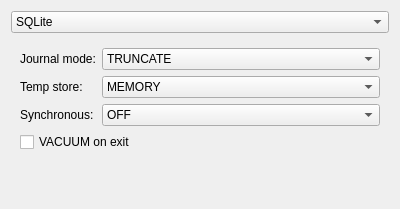
Before: the Qt Designer form src/plugininterface/backendselector.ui in 0xd34df00d/leechcraft, drawn with Qt 5.
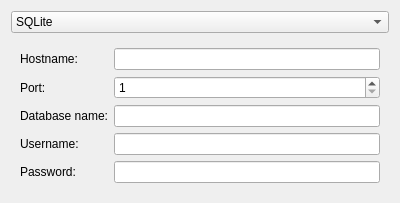
After: the same form once the commit is applied.

Commit message: PI: added MySQL to BackendSelector.

What changed in the file:
```diff
--- a/src/plugininterface/backendselector.ui
+++ b/src/plugininterface/backendselector.ui
@@ -7,11 +7,11 @@
     <x>0</x>
     <y>0</y>
     <width>400</width>
-    <height>209</height>
+    <height>188</height>
    </rect>
   </property>
   <property name="windowTitle">
-   <string></string>
+   <string/>
   </property>
   <layout class="QVBoxLayout" name="verticalLayout">
    <item>
@@ -26,15 +26,23 @@
        <string>PostgreSQL</string>
       </property>
      </item>
+     <item>
+      <property name="text">
+       <string>MySQL</string>
+      </property>
+     </item>
     </widget>
    </item>
    <item>
     <widget class="QStackedWidget" name="Settings_">
      <property name="currentIndex">
-      <number>0</number>
+      <number>2</number>
      </property>
      <widget class="QWidget" name="SQLiteSettings_">
       <layout class="QVBoxLayout" name="verticalLayout_2">
+       <property name="margin">
+        <number>0</number>
+       </property>
        <item>
         <layout class="QFormLayout" name="formLayout">
          <property name="fieldGrowthPolicy">
@@ -148,30 +156,31 @@
       </layout>
      </widget>
      <widget class="QWidget" name="PostgreSQLSettings_">
-      <layout class="QVBoxLayout" name="verticalLayout_3">
-       <item>
         <layout class="QFormLayout" name="formLayout_2">
          <property name="fieldGrowthPolicy">
           <enum>QFormLayout::AllNonFixedFieldsGrow</enum>
          </property>
-         <item row="1" column="0">
+       <property name="margin">
+        <number>0</number>
+       </property>
+       <item row="0" column="0">
           <widget class="QLabel" name="label_5">
            <property name="text">
             <string>Hostname:</string>
            </property>
           </widget>
          </item>
-         <item row="1" column="1">
+       <item row="0" column="1">
           <widget class="QLineEdit" name="PostgresHostname_"/>
          </item>
-         <item row="2" column="0">
+       <item row="1" column="0">
           <widget class="QLabel" name="label_6">
            <property name="text">
             <string>Port:</string>
            </property>
           </widget>
          </item>
-         <item row="2" column="1">
+       <item row="1" column="1">
           <widget class="QSpinBox" name="PostgresPort_">
            <property name="minimum">
             <number>1</number>
@@ -181,41 +190,107 @@
            </property>
           </widget>
          </item>
-         <item row="4" column="0">
+       <item row="2" column="0">
+        <widget class="QLabel" name="label_4">
+         <property name="text">
+          <string>Database name:</string>
+         </property>
+        </widget>
+       </item>
+       <item row="2" column="1">
+        <widget class="QLineEdit" name="PostgresDBName_"/>
+       </item>
+       <item row="3" column="0">
           <widget class="QLabel" name="label_7">
            <property name="text">
             <string>Username:</string>
            </property>
           </widget>
          </item>
-         <item row="4" column="1">
+       <item row="3" column="1">
           <widget class="QLineEdit" name="PostgresUsername_"/>
          </item>
-         <item row="5" column="0">
+       <item row="4" column="0">
           <widget class="QLabel" name="label_8">
            <property name="text">
             <string>Password:</string>
            </property>
           </widget>
          </item>
-         <item row="5" column="1">
+       <item row="4" column="1">
           <widget class="QLineEdit" name="PostgresPassword_">
            <property name="echoMode">
             <enum>QLineEdit::Password</enum>
            </property>
           </widget>
          </item>
-         <item row="3" column="0">
-          <widget class="QLabel" name="label_4">
+      </layout>
+     </widget>
+     <widget class="QWidget" name="MySQLSettings_">
+      <layout class="QFormLayout" name="formLayout_3">
+       <property name="fieldGrowthPolicy">
+        <enum>QFormLayout::AllNonFixedFieldsGrow</enum>
+       </property>
+       <item row="0" column="0">
+        <widget class="QLabel" name="label_9">
+         <property name="text">
+          <string>Hostname:</string>
+         </property>
+        </widget>
+       </item>
+       <item row="0" column="1">
+        <widget class="QLineEdit" name="MysqlHostname_"/>
+       </item>
+       <item row="1" column="0">
+        <widget class="QLabel" name="label_10">
+         <property name="text">
+          <string>Port:</string>
+         </property>
+        </widget>
+       </item>
+       <item row="1" column="1">
+        <widget class="QSpinBox" name="MysqlPort_">
+         <property name="minimum">
+          <number>1</number>
+         </property>
+         <property name="maximum">
+          <number>65535</number>
+         </property>
+        </widget>
+       </item>
+       <item row="2" column="0">
+        <widget class="QLabel" name="label_13">
            <property name="text">
             <string>Database name:</string>
            </property>
           </widget>
          </item>
+       <item row="2" column="1">
+        <widget class="QLineEdit" name="MysqlDBName_"/>
+       </item>
+       <item row="3" column="0">
+        <widget class="QLabel" name="label_11">
+         <property name="text">
+          <string>Username:</string>
+         </property>
+        </widget>
+       </item>
          <item row="3" column="1">
-          <widget class="QLineEdit" name="PostgresDBName_"/>
-         </item>
-        </layout>
+        <widget class="QLineEdit" name="MysqlUsername_"/>
+       </item>
+       <item row="4" column="0">
+        <widget class="QLabel" name="label_12">
+         <property name="text">
+          <string>Password:</string>
+         </property>
+        </widget>
+       </item>
+       <item row="4" column="1">
+        <widget class="QLineEdit" name="MysqlPassword_">
+         <property name="echoMode">
+          <enum>QLineEdit::Password</enum>
+         </property>
+        </widget>
        </item>
       </layout>
      </widget>
```
Lines whose indentation alone changed are shown as unchanged. The commit also changes 1 other file.
